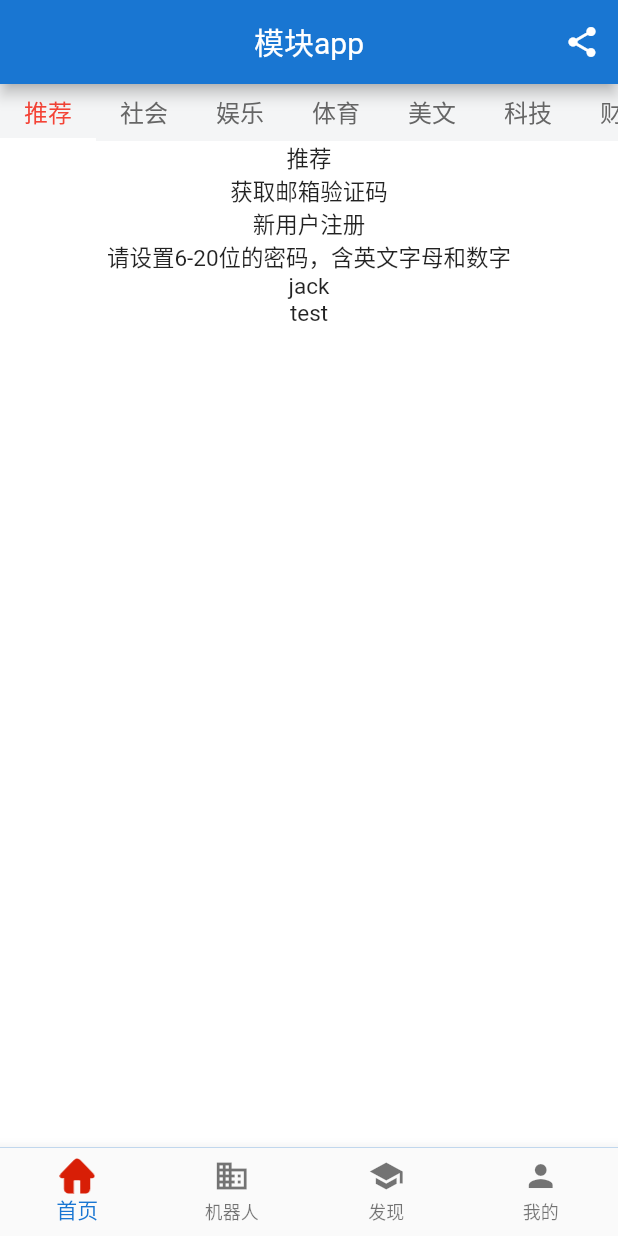
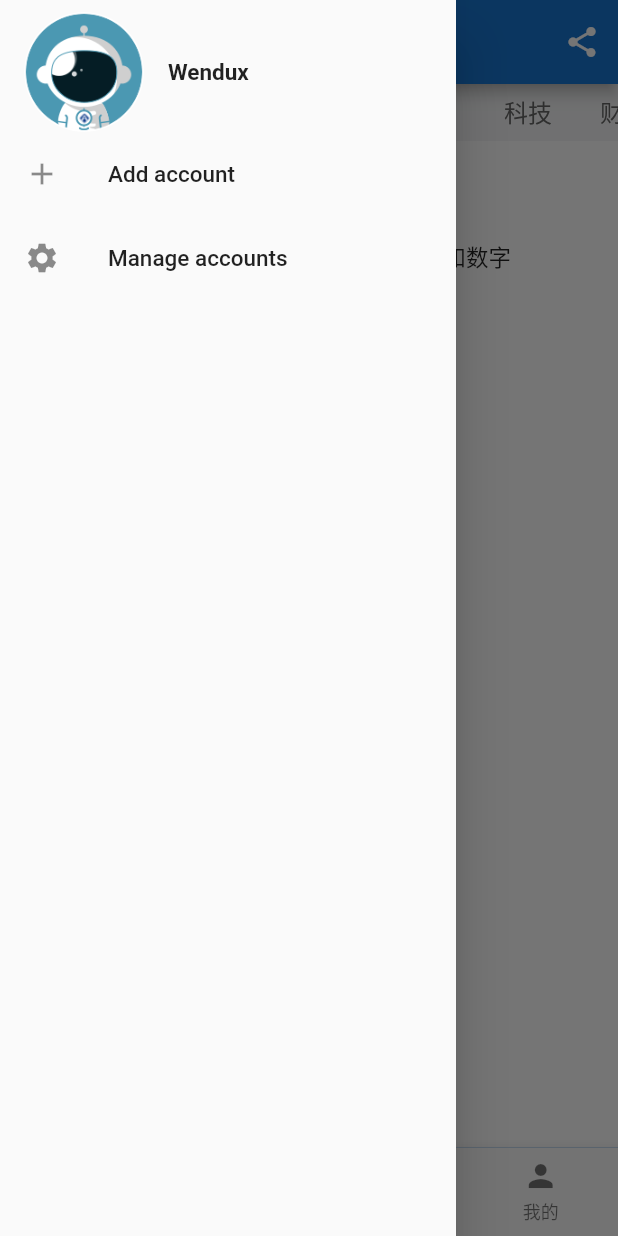
Before and after one commit to zhuangzi200323/flutter_template_app, a Flutter app: the screen it shows after launch, with the side drawer open (before the commit the screen has no drawer), on a phone screen of 412 x 824 dp. Run offline on Flutter 3.47's test engine with Material 2 defaults, Android fonts, the phone set to English and light mode, and no system bars; our stand-ins replace camera, fluttertoast, shared_preferences, video_player, webview_flutter; missing offline and left inert: auto_orientation, scan; key blocks and very long unbroken strings in the code were emptied for the run.

Commit message:
加入drawer

```diff
--- a/lib/main.dart
+++ b/lib/main.dart
@@ -2,6 +2,7 @@ import 'package:camera/camera.dart';
 import 'package:flutter/material.dart';
 import 'package:flutter_localizations/flutter_localizations.dart';
 import 'package:flutter_template_app/routes/Routes.dart';
+import 'package:flutter_template_app/study/MyDrawer.dart';
 import 'package:flutter_template_app/themeAndLocal/CurrentLocale.dart';
 import 'package:flutter_template_app/themeAndLocal/Theme.dart';
 import 'package:flutter_template_app/themeAndLocal/ThemeModel.dart';
@@ -138,6 +139,7 @@ class _MainPageState extends State<MainPage> {
         //fixedColor: Colors.blue,
         onTap: _onItemTapped,
       ),
+      drawer: MyDrawer(), //抽屉
       backgroundColor: Theme.of(context).primaryColor,
       body: SafeArea(child: body),
     );
--- /dev/null
+++ b/lib/study/MyDrawer.dart
@@ -0,0 +1,66 @@
+import 'package:flutter/material.dart';
+
+class MyDrawer extends StatelessWidget {
+  const MyDrawer({
+    Key? key,
+  }) : super(key: key);
+
+  @override
+  Widget build(BuildContext context) {
+    return Drawer(
+      child: MediaQuery.removePadding(
+        context: context,
+        //移除抽屉菜单顶部默认留白
+        removeTop: true,
+        child: Column(
+          crossAxisAlignment: CrossAxisAlignment.start,
+          children: <Widget>[
+            ConstrainedBox(
+              constraints: BoxConstraints(
+                  minWidth: double.infinity, //宽度尽可能大
+                  minHeight: MediaQuery.of(context).padding.top //最小高度为状态栏高度
+              ),
+              child: DecoratedBox(
+                decoration: BoxDecoration(color: Colors.blueAccent),
+              )
+            ),
+            Padding(
+              padding: const EdgeInsets.only(top: 8.0),
+              child: Row(
+                children: <Widget>[
+                  Padding(
+                    padding: const EdgeInsets.symmetric(horizontal: 16.0),
+                    child: ClipOval(
+                      child: Image.asset(
+                        "resources/images/logo.png",
+                        width: 80,
+                      ),
+                    ),
+                  ),
+                  Text(
+                    "Wendux",
+                    style: TextStyle(fontWeight: FontWeight.bold),
+                  )
+                ],
+              ),
+            ),
+            Expanded(
+              child: ListView(
+                children: <Widget>[
+                  ListTile(
+                    leading: const Icon(Icons.add),
+                    title: const Text('Add account'),
+                  ),
+                  ListTile(
+                    leading: const Icon(Icons.settings),
+                    title: const Text('Manage accounts'),
+                  ),
+                ],
+              ),
+            ),
+          ],
+        ),
+      ),
+    );
+  }
+}
```
